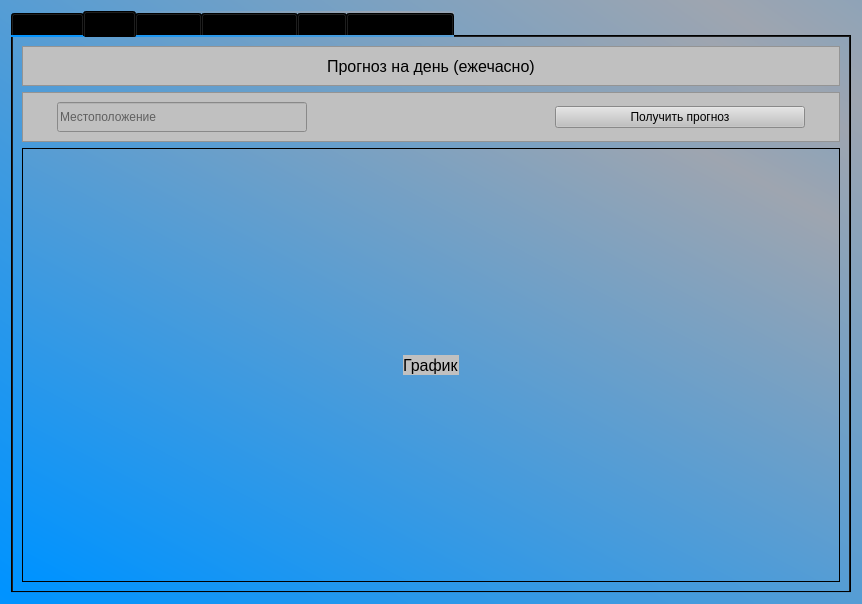
This is main.ui in vqboy1/climate-app-qt as Qt 5 draws it before an edit. The edited form follows.
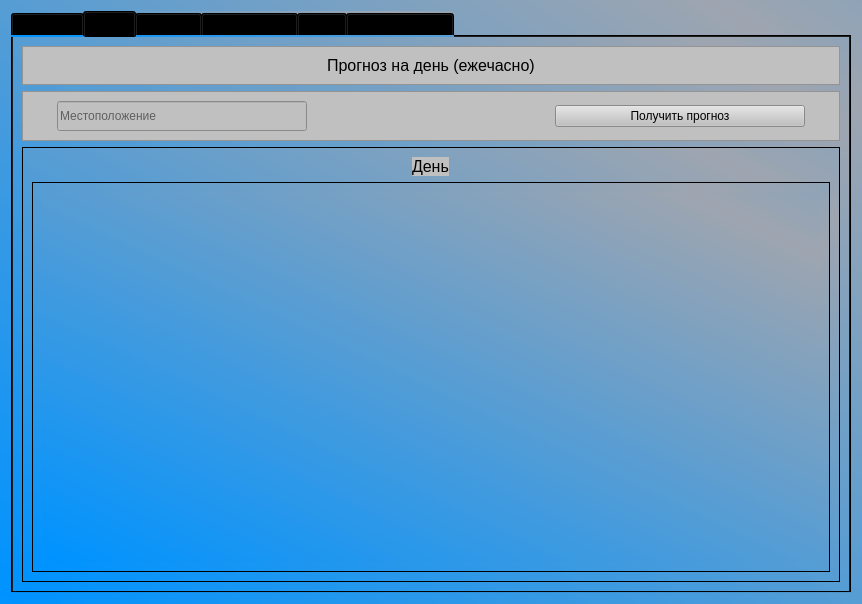
This is the edited form. The open tabs and pages were chosen to show the change.

Commit message: now day tab functions properly

Diff of the .ui file:
```diff
--- a/main.ui
+++ b/main.ui
@@ -330,12 +330,41 @@
              <string notr="true">background-color:rgba(192, 192, 192)</string>
             </property>
             <property name="text">
-             <string>График</string>
+             <string>День</string>
             </property>
            </widget>
           </item>
           <item>
-           <layout class="QVBoxLayout" name="layoutDayGraph"/>
+           <widget class="QScrollArea" name="scrollArea">
+            <property name="widgetResizable">
+             <bool>true</bool>
+            </property>
+            <widget class="QWidget" name="scrollAreaWidgetContents_2">
+             <property name="geometry">
+              <rect>
+               <x>0</x>
+               <y>0</y>
+               <width>764</width>
+               <height>352</height>
+              </rect>
+             </property>
+             <layout class="QVBoxLayout" name="verticalLayout_2">
+              <item>
+               <widget class="QLabel" name="label_day">
+                <property name="font">
+                 <font>
+                  <family>Courier New</family>
+                  <pointsize>12</pointsize>
+                 </font>
+                </property>
+                <property name="text">
+                 <string/>
+                </property>
+               </widget>
+              </item>
+             </layout>
+            </widget>
+           </widget>
           </item>
          </layout>
         </widget>
```
Left out of the diff: 41 changed lines with no effect on the pictures. The commit also changes 3 other files.
